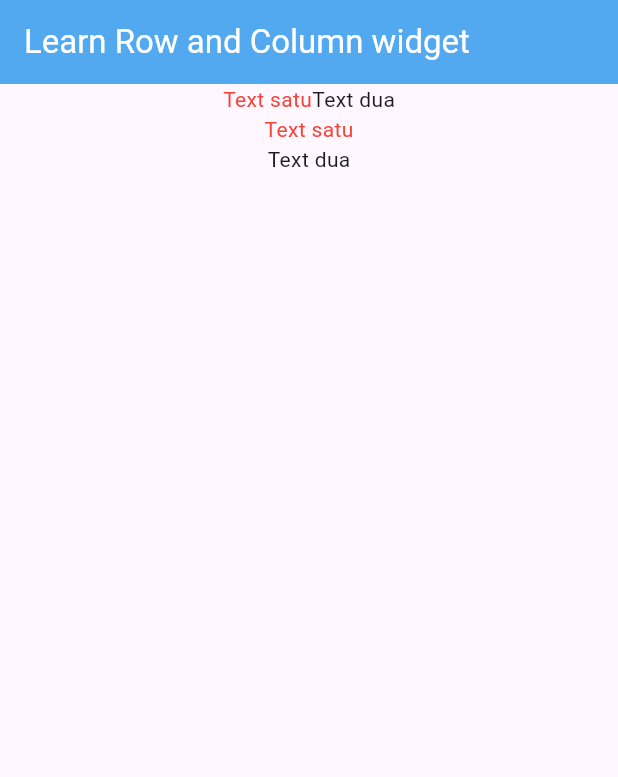
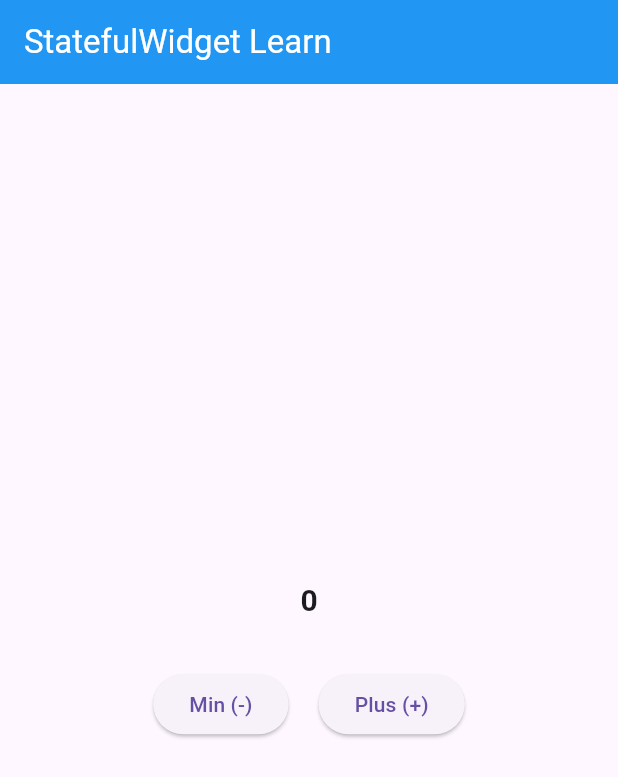
Before and after one commit to Nanahandresaputra/flutter_learn, a Flutter app: the screen it shows after launch, on a phone screen of 412 x 824 dp. Shown: the top 777 px of the screen. Run offline on Flutter 3.47's test engine with Material 3 defaults, Android fonts, the phone set to English and light mode, and no system bars.

```diff
--- a/Z_note/Container.txt
+++ b/Z_note/Container.txt
@@ -1,2 +1,8 @@
 
             Container => widget pembungkus untuk membungkus widget lainnya agar bisa memberikan padding, margin, background dan lainnya
+
+            ada 2 property yang mungkin sering dipakai yaitu margin dan padding
+
+            EdgeInsets => untuk memasukan nilai dari padding atau marigin
+
+            opsi styling di Container widget bisa menggunakan decoration
--- a/lib/main.dart
+++ b/lib/main.dart
@@ -1,5 +1,7 @@
 import 'package:flutter/material.dart';
+import 'stateful_widget.dart';
+// import 'container_wiget.dart';
 // import 'text_widget.dart';
-import 'row_column_widget.dart';
+// import 'row_column_widget.dart';
 
-void main() => runApp(RowColumnWidgetLearn());
+void main() => runApp(StatefulWidgetLearn());
--- /dev/null
+++ b/lib/stateful_widget.dart
@@ -0,0 +1,71 @@
+import 'package:flutter/material.dart';
+
+class StatefulWidgetLearn extends StatefulWidget {
+  @override
+  _StatefulWidgetLearnState createState() => _StatefulWidgetLearnState();
+}
+
+class _StatefulWidgetLearnState extends State<StatefulWidget> {
+  int number = 0;
+
+  void pressBtnPlus() {
+    setState(() {
+      number = number + 1;
+    });
+  }
+
+  void pressBtnMin() {
+    setState(() {
+      if (number > 0) {
+        number = number - 1;
+      }
+    });
+  }
+
+  @override
+  Widget build(BuildContext context) {
+    return MaterialApp(
+      home: Scaffold(
+        appBar: AppBar(
+          backgroundColor: Colors.blue,
+          title: Text(
+            'StatefulWidget Learn',
+            style: TextStyle(color: Colors.white),
+          ),
+        ),
+        body: Center(
+          child: Column(
+            mainAxisAlignment: MainAxisAlignment.center,
+            children: <Widget>[
+              Container(
+                margin: EdgeInsets.only(bottom: 30),
+                child: Text(
+                  number.toString(),
+                  style: TextStyle(
+                      fontSize: 20 + number.toDouble(),
+                      fontWeight: FontWeight.bold),
+                ),
+              ),
+              Row(
+                mainAxisAlignment: MainAxisAlignment.center,
+                children: <Widget>[
+                  Container(
+                    margin: EdgeInsets.only(right: 20),
+                    child: ElevatedButton(
+                        onPressed: pressBtnMin, child: Text('Min (-)')),
+                  ),
+                  Container(
+                    child: ElevatedButton(
+                      onPressed: pressBtnPlus,
+                      child: Text('Plus (+)'),
+                    ),
+                  )
+                ],
+              )
+            ],
+          ),
+        ),
+      ),
+    );
+  }
+}
```
Also changed, not shown: lib/container_wiget.dart (added, +60 -0 lines), Z_note/StatefullWidget.txt (added).
